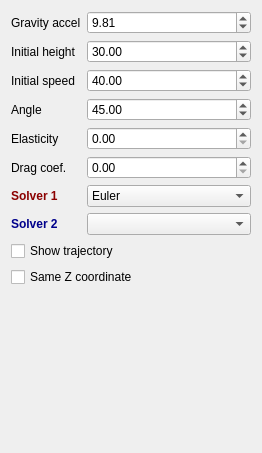
LNJgit/UPC-CA-PhysicsSimulations, file forms/widgetprojectiles.ui: the form before one commit.
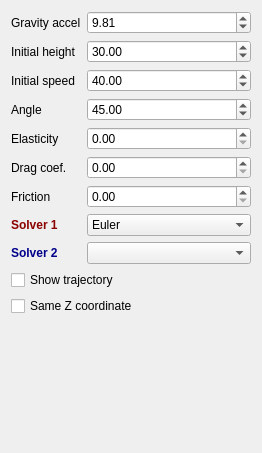
The form after the commit.

Commit message: Added elasticity and friction to new collider, need to fix some bounces on integrators

Diff of the .ui file:
```diff
--- a/forms/widgetprojectiles.ui
+++ b/forms/widgetprojectiles.ui
@@ -85,21 +85,21 @@
      </property>
     </widget>
    </item>
-   <item row="9" column="0" colspan="2">
+   <item row="10" column="0" colspan="2">
     <widget class="QCheckBox" name="sameZ">
      <property name="text">
       <string>Same Z coordinate</string>
      </property>
     </widget>
    </item>
-   <item row="8" column="0" colspan="2">
+   <item row="9" column="0" colspan="2">
     <widget class="QCheckBox" name="trajectory">
      <property name="text">
       <string>Show trajectory</string>
      </property>
     </widget>
    </item>
-   <item row="6" column="0">
+   <item row="7" column="0">
     <widget class="QLabel" name="label_5">
      <property name="styleSheet">
       <string notr="true">font-weight:bold;color:darkred</string>
@@ -109,7 +109,7 @@
      </property>
     </widget>
    </item>
-   <item row="7" column="0">
+   <item row="8" column="0">
     <widget class="QLabel" name="label_6">
      <property name="styleSheet">
       <string notr="true">font-weight:bold;color:darkblue</string>
@@ -119,7 +119,7 @@
      </property>
     </widget>
    </item>
-   <item row="6" column="1">
+   <item row="7" column="1">
     <widget class="QComboBox" name="solver1">
      <item>
       <property name="text">
@@ -143,7 +143,7 @@
      </item>
     </widget>
    </item>
-   <item row="7" column="1">
+   <item row="8" column="1">
     <widget class="QComboBox" name="solver2"/>
    </item>
    <item row="4" column="1">
@@ -180,6 +180,23 @@
      </property>
     </widget>
    </item>
+   <item row="6" column="1">
+    <widget class="QDoubleSpinBox" name="frictionCoefficient">
+     <property name="maximum">
+      <double>1.000000000000000</double>
+     </property>
+     <property name="singleStep">
+      <double>0.010000000000000</double>
+     </property>
+    </widget>
+   </item>
+   <item row="6" column="0">
+    <widget class="QLabel" name="label_9">
+     <property name="text">
+      <string>Friction</string>
+     </property>
+    </widget>
+   </item>
   </layout>
  </widget>
  <resources/>
```
The commit also changes 4 other files.
